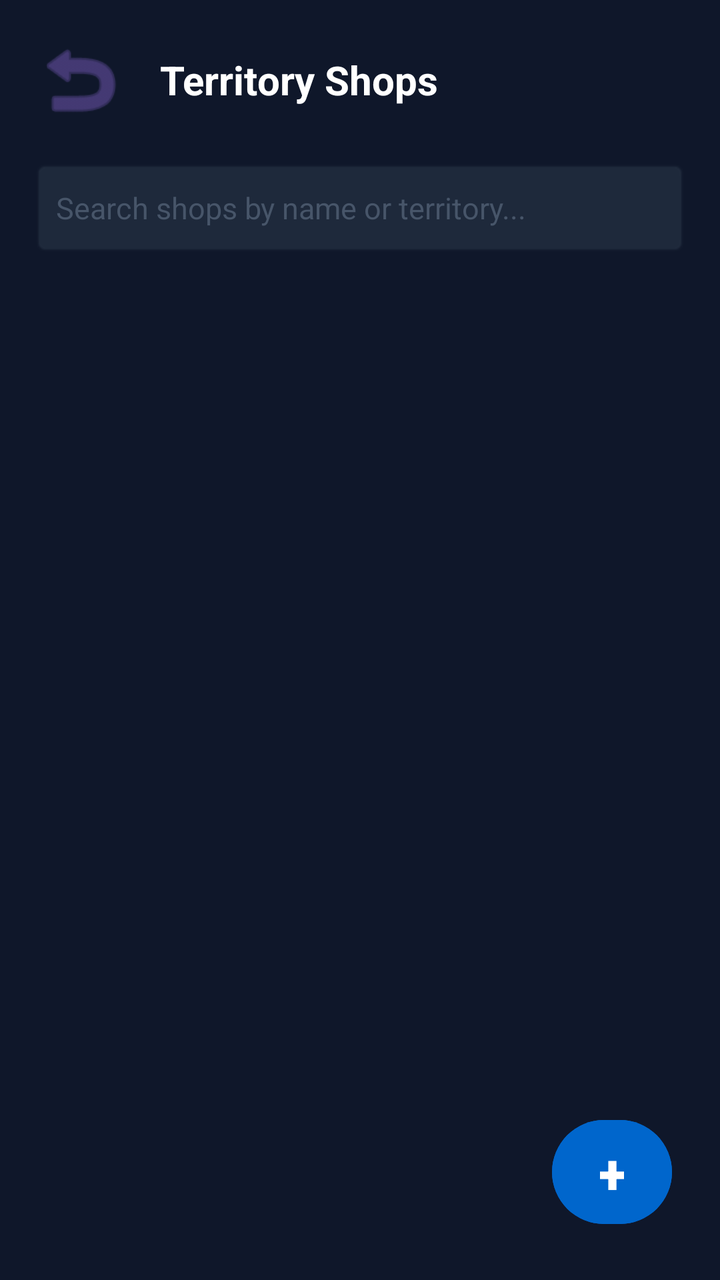
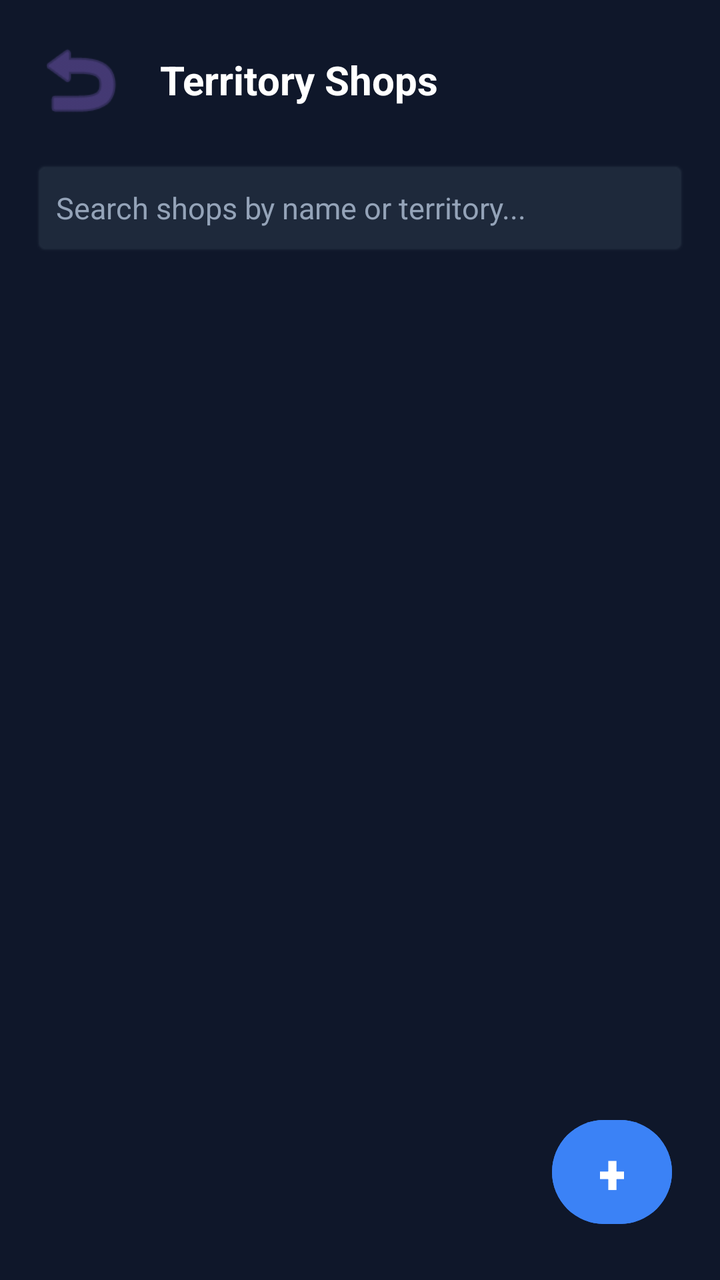

Before-and-after screenshots of an Android layout around one commit, followed by the original layout XML and the change that was made.
<!-- AndroidManifest.xml: application theme Theme.Curtiss -->
<!-- res/layout/activity_customer.xml -->
<?xml version="1.0" encoding="utf-8"?>
<FrameLayout xmlns:android="http://schemas.android.com/apk/res/android"
    android:layout_width="match_parent"
    android:layout_height="match_parent"
    android:background="#0F172A">

    
    <LinearLayout
        android:layout_width="match_parent"
        android:layout_height="match_parent"
        android:orientation="vertical"
        android:padding="16dp">

        
        <RelativeLayout
            android:layout_width="match_parent"
            android:layout_height="wrap_content"
            android:layout_marginBottom="16dp">

            <Button
                android:id="@+id/btnBack"
                android:layout_width="48dp"
                android:layout_height="48dp"
                android:background="@android:drawable/ic_menu_revert"
                android:backgroundTint="#FFFFFF" />

            <TextView
                android:layout_width="wrap_content"
                android:layout_height="wrap_content"
                android:layout_centerVertical="true"
                android:layout_toEndOf="@id/btnBack"
                android:layout_marginStart="16dp"
                android:text="Territory Shops"
                android:textColor="#FFFFFF"
                android:textSize="20sp"
                android:textStyle="bold" />

        </RelativeLayout>

        
        <EditText
            android:id="@+id/edtSearch"
            android:layout_width="match_parent"
            android:layout_height="48dp"
            android:layout_marginBottom="16dp"
            android:background="@android:drawable/editbox_background_normal"
            android:backgroundTint="#1E293B"
            android:hint="Search shops by name or territory..."
            android:inputType="text"
            android:textColor="#FFFFFF"
            android:textColorHint="#475569"
            android:textSize="15sp"
            android:paddingLeft="12dp" />

        
        <ListView
            android:id="@+id/lstCustomers"
            android:layout_width="match_parent"
            android:layout_height="0dp"
            android:layout_weight="1"
            android:divider="#1E293B"
            android:dividerHeight="8dp" />

    </LinearLayout>

    
    <Button
        android:id="@+id/fabAddCustomer"
        android:layout_width="60dp"
        android:layout_height="60dp"
        android:layout_gravity="bottom|end"
        android:layout_margin="24dp"
        android:backgroundTint="#0066CC"
        android:elevation="6dp"
        android:text="+"
        android:textColor="#FFFFFF"
        android:textSize="28sp"
        android:textStyle="bold" />

    
    <RelativeLayout
        android:id="@+id/layoutAddCustomerOverlay"
        android:layout_width="match_parent"
        android:layout_height="match_parent"
        android:background="#E00F172A"
        android:clickable="true"
        android:focusable="true"
        android:visibility="gone"
        android:padding="24dp">

        <LinearLayout
            android:layout_width="match_parent"
            android:layout_height="wrap_content"
            android:layout_centerInParent="true"
            android:background="@android:drawable/dialog_holo_dark_frame"
            android:backgroundTint="#1E293B"
            android:orientation="vertical"
            android:padding="24dp">

            <TextView
                android:layout_width="wrap_content"
                android:layout_height="wrap_content"
                android:text="TAG NEW SHOP"
                android:textColor="#0066CC"
                android:textSize="16sp"
                android:textStyle="bold" />

            <TextView
                android:layout_width="wrap_content"
                android:layout_height="wrap_content"
                android:text="Enter profile details below completely offline"
                android:textColor="#94A3B8"
                android:textSize="12sp"
                android:layout_marginTop="4dp" />

            
            <EditText
                android:id="@+id/edtShopName"
                android:layout_width="match_parent"
                android:layout_height="48dp"
                android:layout_marginTop="16dp"
                android:hint="Shop / Customer Name"
                android:inputType="textPersonName"
                android:textColor="#FFFFFF"
                android:textColorHint="#475569"
                android:background="@android:drawable/editbox_background_normal"
                android:paddingLeft="10dp" />

            
            <EditText
                android:id="@+id/edtShopPhone"
                android:layout_width="match_parent"
                android:layout_height="48dp"
                android:layout_marginTop="12dp"
                android:hint="Telephone Number"
                android:inputType="phone"
                android:textColor="#FFFFFF"
                android:textColorHint="#475569"
                android:background="@android:drawable/editbox_background_normal"
                android:paddingLeft="10dp" />

            
            <EditText
                android:id="@+id/edtShopWhatsApp"
                android:layout_width="match_parent"
                android:layout_height="48dp"
                android:layout_marginTop="12dp"
                android:hint="WhatsApp Number"
                android:inputType="phone"
                android:textColor="#FFFFFF"
                android:textColorHint="#475569"
                android:background="@android:drawable/editbox_background_normal"
                android:paddingLeft="10dp" />

            
            <EditText
                android:id="@+id/edtShopAddressLine1"
                android:layout_width="match_parent"
                android:layout_height="48dp"
                android:layout_marginTop="12dp"
                android:hint="Address with Number (e.g. 123 Galle Rd)"
                android:inputType="textPostalAddress"
                android:textColor="#FFFFFF"
                android:textColorHint="#475569"
                android:background="@android:drawable/editbox_background_normal"
                android:paddingLeft="10dp" />

            
            <EditText
                android:id="@+id/edtShopAddressLine2"
                android:layout_width="match_parent"
                android:layout_height="48dp"
                android:layout_marginTop="8dp"
                android:hint="Area / State (e.g. Kollupitiya)"
                android:inputType="textPostalAddress"
                android:textColor="#FFFFFF"
                android:textColorHint="#475569"
                android:background="@android:drawable/editbox_background_normal"
                android:paddingLeft="10dp" />

            
            <EditText
                android:id="@+id/edtShopAddressLine3"
                android:layout_width="match_parent"
                android:layout_height="48dp"
                android:layout_marginTop="8dp"
                android:hint="City (e.g. Colombo)"
                android:inputType="textPostalAddress"
                android:textColor="#FFFFFF"
                android:textColorHint="#475569"
                android:background="@android:drawable/editbox_background_normal"
                android:paddingLeft="10dp" />

            
            <LinearLayout
                android:layout_width="match_parent"
                android:layout_height="wrap_content"
                android:orientation="horizontal"
                android:layout_marginTop="16dp"
                android:gravity="center_vertical">

                <TextView
                    android:id="@+id/txtGPSCoordinates"
                    android:layout_width="0dp"
                    android:layout_height="wrap_content"
                    android:layout_weight="1"
                    android:text="GPS: Location Pending..."
                    android:textColor="#E2E8F0"
                    android:textSize="12sp" />

                <Button
                    android:id="@+id/btnCaptureGPS"
                    android:layout_width="wrap_content"
                    android:layout_height="36dp"
                    android:backgroundTint="#0066CC"
                    android:text="Tag GPS"
                    android:textSize="11sp"
                    android:textColor="#FFFFFF"/>

            </LinearLayout>

            
            <LinearLayout
                android:layout_width="match_parent"
                android:layout_height="wrap_content"
                android:orientation="horizontal"
                android:layout_marginTop="24dp">

                <Button
                    android:id="@+id/btnCancelAdd"
                    android:layout_width="0dp"
                    android:layout_height="48dp"
                    android:layout_weight="1"
                    android:layout_marginEnd="8dp"
                    android:backgroundTint="#EF4444"
                    android:text="Cancel"
                    android:textColor="#FFFFFF" />

                <Button
                    android:id="@+id/btnSaveCustomer"
                    android:layout_width="0dp"
                    android:layout_height="48dp"
                    android:layout_weight="1"
                    android:layout_marginStart="8dp"
                    android:backgroundTint="#10B981"
                    android:text="Save Shop"
                    android:textColor="#FFFFFF" />

            </LinearLayout>

        </LinearLayout>

    </RelativeLayout>

</FrameLayout>
<!-- resources referenced by this layout -->
<resources>
  <style name="Theme.Curtiss" parent="Base.Theme.Curtiss" />
  <style name="Base.Theme.Curtiss" parent="Theme.Material3.DayNight.NoActionBar">
          
          
      </style>
</resources>

<!-- the commit's change to res/layout/activity_customer.xml (unified diff, before → after) -->
@@ -48,7 +48,7 @@
             android:hint="Search shops by name or territory..."
             android:inputType="text"
             android:textColor="#FFFFFF"
-            android:textColorHint="#475569"
+            android:textColorHint="#94A3B8"
             android:textSize="15sp"
             android:paddingLeft="12dp" />
 
@@ -70,7 +70,7 @@
         android:layout_height="60dp"
         android:layout_gravity="bottom|end"
         android:layout_margin="24dp"
-        android:backgroundTint="#0066CC"
+        android:backgroundTint="#3B82F6"
         android:elevation="6dp"
         android:text="+"
         android:textColor="#FFFFFF"
@@ -101,7 +101,7 @@
                 android:layout_width="wrap_content"
                 android:layout_height="wrap_content"
                 android:text="TAG NEW SHOP"
-                android:textColor="#0066CC"
+                android:textColor="#3B82F6"
                 android:textSize="16sp"
                 android:textStyle="bold" />
 
@@ -109,7 +109,7 @@
                 android:layout_width="wrap_content"
                 android:layout_height="wrap_content"
                 android:text="Enter profile details below completely offline"
-                android:textColor="#94A3B8"
+                android:textColor="#CBD5E1"
                 android:textSize="12sp"
                 android:layout_marginTop="4dp" />
 
@@ -122,7 +122,7 @@
                 android:hint="Shop / Customer Name"
                 android:inputType="textPersonName"
                 android:textColor="#FFFFFF"
-                android:textColorHint="#475569"
+                android:textColorHint="#94A3B8"
                 android:background="@android:drawable/editbox_background_normal"
                 android:paddingLeft="10dp" />
 
@@ -135,7 +135,7 @@
                 android:hint="Telephone Number"
                 android:inputType="phone"
                 android:textColor="#FFFFFF"
-                android:textColorHint="#475569"
+                android:textColorHint="#94A3B8"
                 android:background="@android:drawable/editbox_background_normal"
                 android:paddingLeft="10dp" />
 
@@ -148,7 +148,7 @@
                 android:hint="WhatsApp Number"
                 android:inputType="phone"
                 android:textColor="#FFFFFF"
-                android:textColorHint="#475569"
+                android:textColorHint="#94A3B8"
                 android:background="@android:drawable/editbox_background_normal"
                 android:paddingLeft="10dp" />
 
@@ -161,7 +161,7 @@
                 android:hint="Address with Number (e.g. 123 Galle Rd)"
                 android:inputType="textPostalAddress"
                 android:textColor="#FFFFFF"
-                android:textColorHint="#475569"
+                android:textColorHint="#94A3B8"
                 android:background="@android:drawable/editbox_background_normal"
                 android:paddingLeft="10dp" />
 
@@ -174,7 +174,7 @@
                 android:hint="Area / State (e.g. Kollupitiya)"
                 android:inputType="textPostalAddress"
                 android:textColor="#FFFFFF"
-                android:textColorHint="#475569"
+                android:textColorHint="#94A3B8"
                 android:background="@android:drawable/editbox_background_normal"
                 android:paddingLeft="10dp" />
 
@@ -187,7 +187,7 @@
                 android:hint="City (e.g. Colombo)"
                 android:inputType="textPostalAddress"
                 android:textColor="#FFFFFF"
-                android:textColorHint="#475569"
+                android:textColorHint="#94A3B8"
                 android:background="@android:drawable/editbox_background_normal"
                 android:paddingLeft="10dp" />
 
@@ -212,7 +212,7 @@
                     android:id="@+id/btnCaptureGPS"
                     android:layout_width="wrap_content"
                     android:layout_height="36dp"
-                    android:backgroundTint="#0066CC"
+                    android:backgroundTint="#3B82F6"
                     android:text="Tag GPS"
                     android:textSize="11sp"
                     android:textColor="#FFFFFF"/>
